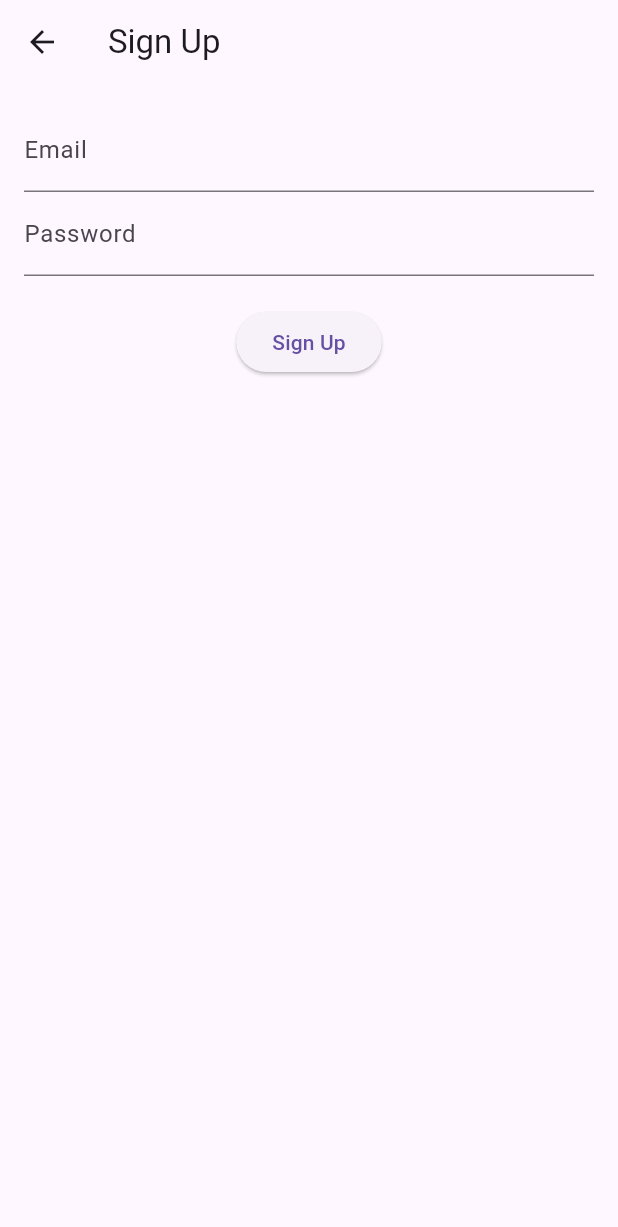
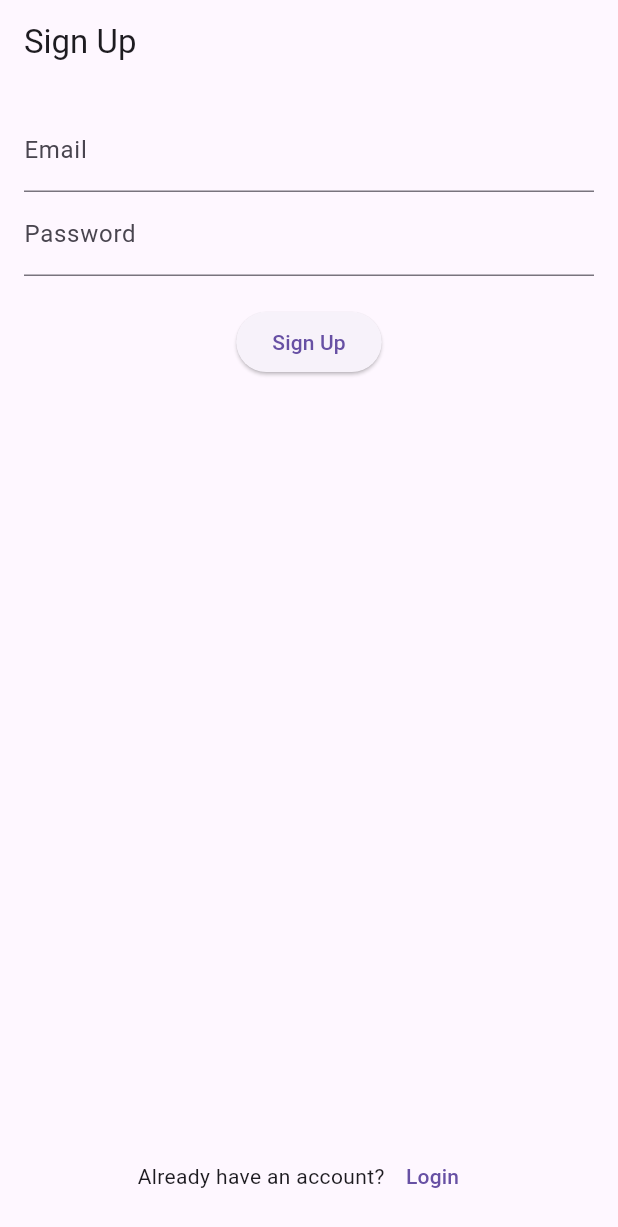
Before and after one commit to aditydcp/self_chat, a Flutter app: the screen it shows after launch, after a tap on "Sign Up", on a phone screen of 412 x 824 dp. Shown: the top 1227 px of the screen. Run offline on Flutter 3.47's test engine with Material 3 defaults, Android fonts, the phone set to English and light mode, and no system bars; our stand-ins replace cloud_firestore, firebase_auth, firebase_core; accounts and stored records are empty; network calls fail.

Commit message:
update auth flow

```diff
--- a/lib/main.dart
+++ b/lib/main.dart
@@ -18,6 +18,7 @@ import 'package:self_chat/domain/usecases/user/fetch_user.dart';
 import 'package:self_chat/domain/usecases/user/add_user.dart';
 import 'package:self_chat/firebase_options.dart';
 import 'package:self_chat/presentation/screens/auth_screen.dart';
+import 'package:self_chat/presentation/screens/chatroom_screen.dart';
 import 'package:self_chat/presentation/viewmodels/chatroom_viewmodel.dart';
 
 void main() async {
@@ -71,11 +72,28 @@ class MainApp extends StatelessWidget {
           theme: ThemeData(
             primarySwatch: Colors.blue,
           ),
-          home: AuthScreen(
-            signInUser: signInUser,
-            signUpUser: signUpUser,
-            addUser: addUser,
-          )),
+          home: StreamBuilder<User?>(
+              stream: auth.authStateChanges(),
+              builder: (context, snapshot) {
+                if (snapshot.connectionState == ConnectionState.active) {
+                  User? user = snapshot.data;
+                  if (user == null) {
+                    return AuthScreen(
+                      signInUser: signInUser,
+                      signUpUser: signUpUser,
+                      addUser: addUser,
+                    );
+                  } else {
+                    return ChatroomScreen(
+                      chatroomId: '1',
+                      personaId: '123',
+                      signOutUser: signOutUser,
+                    );
+                  }
+                }
+
+                return const Center(child: CircularProgressIndicator());
+              })),
     );
   }
 }
--- a/lib/presentation/screens/auth/sign_up_screen.dart
+++ b/lib/presentation/screens/auth/sign_up_screen.dart
@@ -32,7 +32,6 @@ class _SignUpScreenState extends State<SignUpScreen> {
           print('Failed to login');
         }
       }
-      // Handle success (e.g., navigate to login or home screen)
     } catch (e) {
       setState(() {
         _errorMessage = e.toString();
@@ -42,11 +41,7 @@ class _SignUpScreenState extends State<SignUpScreen> {
 
   @override
   Widget build(BuildContext context) {
-    return Scaffold(
-      appBar: AppBar(
-        title: const Text('Sign Up'),
-      ),
-      body: Padding(
+    return Padding(
       padding: const EdgeInsets.all(16.0),
       child: Column(
         children: [
@@ -69,7 +64,6 @@ class _SignUpScreenState extends State<SignUpScreen> {
           ),
         ],
       ),
-      ),
     );
   }
 }
--- a/lib/presentation/screens/auth_screen.dart
+++ b/lib/presentation/screens/auth_screen.dart
@@ -5,7 +5,7 @@ import 'package:self_chat/domain/usecases/user/add_user.dart';
 import 'package:self_chat/presentation/screens/auth/sign_in_screen.dart';
 import 'package:self_chat/presentation/screens/auth/sign_up_screen.dart';
 
-class AuthScreen extends StatelessWidget {
+class AuthScreen extends StatefulWidget {
   final SignInUser signInUser;
   final SignUpUser signUpUser;
   final AddUser addUser;
@@ -18,37 +18,41 @@ class AuthScreen extends StatelessWidget {
   });
 
   @override
+  State<AuthScreen> createState() => _AuthScreenState();
+}
+
+class _AuthScreenState extends State<AuthScreen> {
+  bool _isLogin = true;
+
+  void _toggleAuthMode() {
+    setState(() {
+      _isLogin = !_isLogin;
+    });
+  }
+
+  @override
   Widget build(BuildContext context) {
     return Scaffold(
       appBar: AppBar(
-        title: const Text('Authentication'),
+        title: Text(_isLogin ? 'Login' : 'Sign Up'),
       ),
       body: Center(
-        child: Column(
+        child: _isLogin
+            ? SignInScreen(signInUser: widget.signInUser)
+            : SignUpScreen(
+                signUpUser: widget.signUpUser, addUser: widget.addUser),
+      ),
+      bottomNavigationBar: Padding(
+        padding: const EdgeInsets.all(16.0),
+        child: Row(
           mainAxisAlignment: MainAxisAlignment.center,
           children: [
-            ElevatedButton(
-              onPressed: () {
-                Navigator.push(
-                  context,
-                  MaterialPageRoute(
-                    builder: (context) => SignInScreen(signInUser: signInUser),
-                  ),
-                );
-              },
-              child: const Text('Login'),
-            ),
-            ElevatedButton(
-              onPressed: () {
-                Navigator.push(
-                  context,
-                  MaterialPageRoute(
-                    builder: (context) =>
-                        SignUpScreen(signUpUser: signUpUser, addUser: addUser),
-                  ),
-                );
-              },
-              child: const Text('Sign Up'),
+            Text(_isLogin
+                ? "Don't have an account?"
+                : "Already have an account?"),
+            TextButton(
+              onPressed: _toggleAuthMode,
+              child: Text(_isLogin ? 'Sign Up' : 'Login'),
             ),
           ],
         ),
```
Also changed, not shown: lib/data/datasources/auth/auth_data_source_firebase.dart (+10 -8 lines), lib/presentation/screens/auth/sign_in_screen.dart (+1 -7 lines), lib/presentation/screens/chatroom_screen.dart (+16 -2 lines), lib/presentation/viewmodels/auth_viewmodel.dart (+6 -5 lines). Lines whose indentation alone changed are shown as unchanged.
